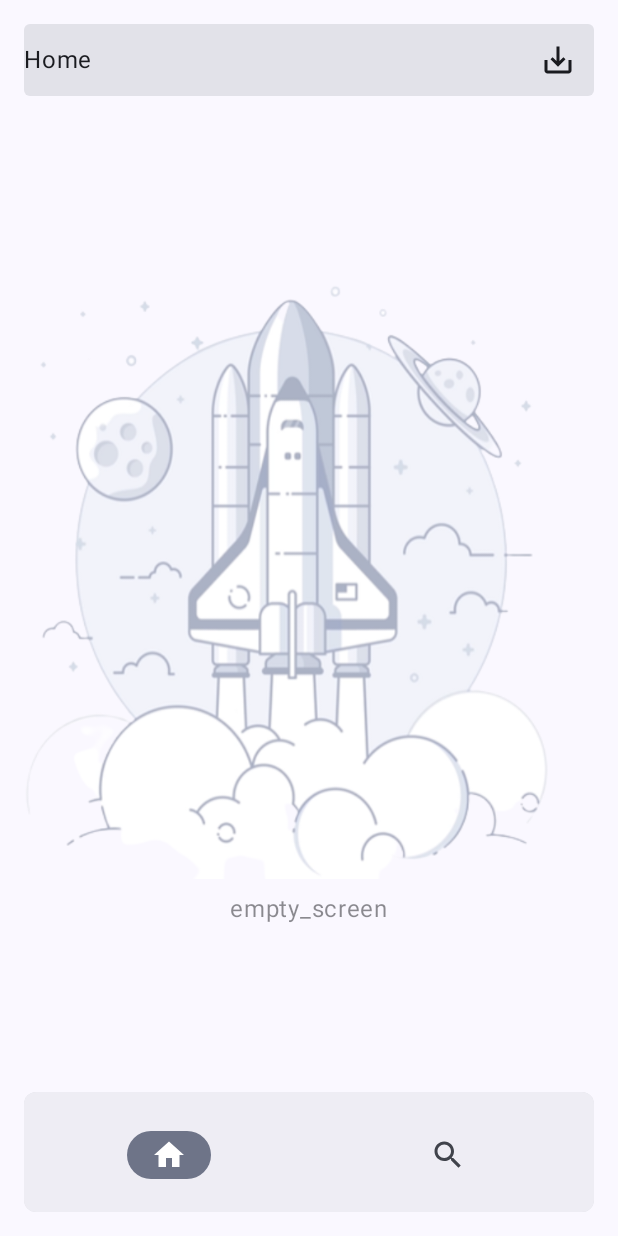
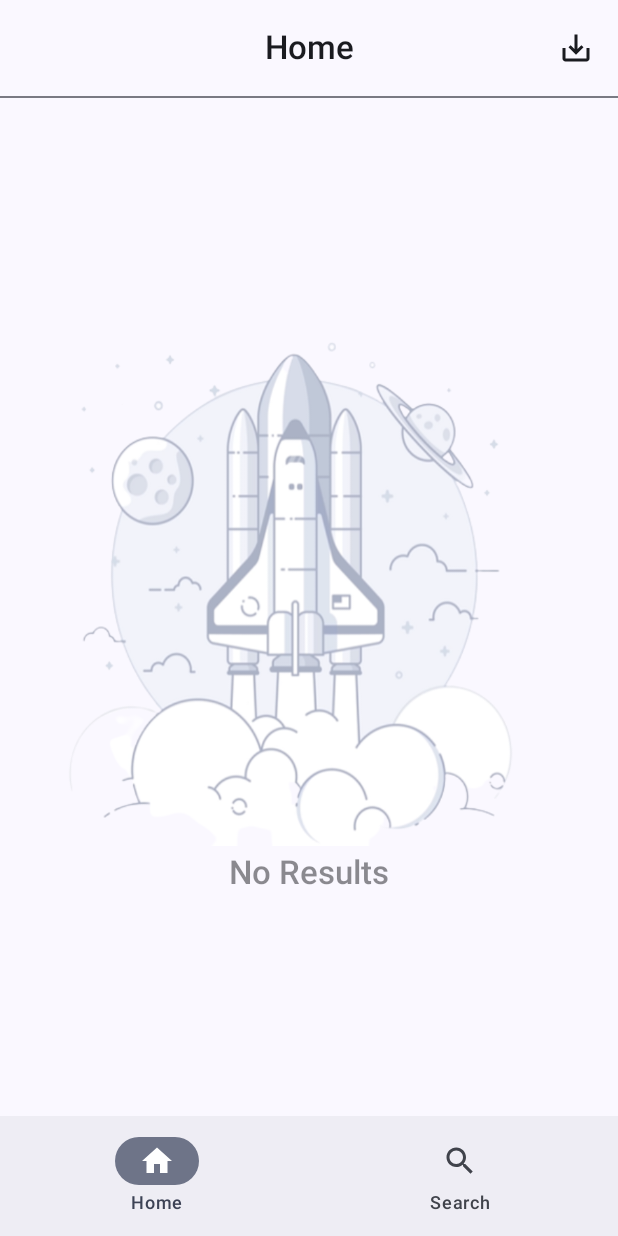
Before and after one commit to f-arslan/track_mate, an Android app built with Jetpack Compose: the screen it shows after launch (MainActivity), on a phone screen of 412 x 824 dp. Run offline under Robolectric (Android 15) with nearby library versions, the phone set to English and light mode, and no system bars; our stand-ins replace Dagger/Hilt's generated code, Firebase (no records; nobody signed in at launch, a user with empty details on screens opened directly), window size class.

Commit message:
refactoring all code completed

```diff
--- a/app/src/main/java/com/example/track_mate/common/composables/BottomBarPhoneComposable.kt
+++ b/app/src/main/java/com/example/track_mate/common/composables/BottomBarPhoneComposable.kt
@@ -1,22 +1,17 @@
 package com.example.track_mate.common.composables
 
-import androidx.compose.foundation.layout.padding
-import androidx.compose.foundation.shape.RoundedCornerShape
 import androidx.compose.material3.BottomAppBar
-import androidx.compose.material3.Card
 import androidx.compose.material3.Icon
 import androidx.compose.material3.NavigationBarItem
+import androidx.compose.material3.Text
 import androidx.compose.runtime.Composable
 import androidx.compose.runtime.getValue
-import androidx.compose.ui.Modifier
 import androidx.compose.ui.res.painterResource
 import androidx.navigation.NavDestination.Companion.hierarchy
 import androidx.navigation.NavHostController
 import androidx.navigation.compose.currentBackStackEntryAsState
 import com.example.track_mate.HOME_SCREEN_PHONE
 import com.example.track_mate.SEARCH_SCREEN_PHONE
-import com.example.track_mate.util.Constants.HIGH_PADDING
-import com.example.track_mate.util.Constants.MEDIUM_PADDING
 
 @Composable
 fun BottomBarPhone(
@@ -26,18 +21,13 @@ fun BottomBarPhone(
         HOME_SCREEN_PHONE,
         SEARCH_SCREEN_PHONE
     )
-    Card(
-        modifier = Modifier.padding(HIGH_PADDING),
-        shape = RoundedCornerShape(MEDIUM_PADDING),
-    ) {
-        BottomAppBar {
+    BottomAppBar{
         val navBackStackEntry by navController.currentBackStackEntryAsState()
         val currentDestination = navBackStackEntry?.destination
         destinations.forEach { destination ->
             val selected =
                 currentDestination?.hierarchy?.any { it.route == destination.route } == true
-                NavigationBarItem(
-                    selected = selected,
+            NavigationBarItem(selected = selected,
                 onClick = {
                     navController.navigate(destination.route) {
                         popUpTo(navController.graph.startDestinationId)
@@ -50,8 +40,11 @@ fun BottomBarPhone(
                         painter = painterResource(icon),
                         contentDescription = null
                     )
-                    })
+                },
+                label = {
+                    Text(text = destination.route.removeSuffix("ScreenPhone"))
+                }
+            )
         }
     }
 }
-}
--- a/app/src/main/java/com/example/track_mate/common/composables/EmptyScreenComposable.kt
+++ b/app/src/main/java/com/example/track_mate/common/composables/EmptyScreenComposable.kt
@@ -5,6 +5,8 @@ import androidx.compose.foundation.layout.Arrangement
 import androidx.compose.foundation.layout.Column
 import androidx.compose.foundation.layout.fillMaxSize
 import androidx.compose.foundation.layout.padding
+import androidx.compose.foundation.layout.size
+import androidx.compose.material3.MaterialTheme
 import androidx.compose.material3.Text
 import androidx.compose.runtime.Composable
 import androidx.compose.ui.Alignment
@@ -12,13 +14,19 @@ import androidx.compose.ui.Modifier
 import androidx.compose.ui.draw.alpha
 import androidx.compose.ui.res.painterResource
 import androidx.compose.ui.res.stringResource
+import androidx.compose.ui.text.font.FontWeight
+import androidx.compose.ui.unit.dp
 import com.example.track_mate.util.Constants.MEDIUM_PADDING
+import com.example.track_mate.util.Constants.SMALL_PADDING
 import com.example.track_mate.R.drawable as AppIcon
 import com.example.track_mate.R.string as AppText
 
 
 @Composable
-fun EmptyScreen(modifier: Modifier = Modifier) {
+fun EmptyScreen(
+    modifier: Modifier = Modifier,
+    isPhone: Boolean = false
+) {
     Column(
         modifier = modifier.fillMaxSize(),
         verticalArrangement = Arrangement.Center,
@@ -26,13 +34,16 @@ fun EmptyScreen(modifier: Modifier = Modifier) {
     ) {
         Image(
             painter = painterResource(id = AppIcon.empty_screen),
-            contentDescription = null
+            contentDescription = null,
+            modifier = if (isPhone) Modifier.size(350.dp) else Modifier.size(500.dp)
         )
         Text(
-            text = stringResource(AppText.empty_screen),
+            text = stringResource(AppText.no_results),
             modifier = Modifier
                 .alpha(0.5f)
-                .padding(top = MEDIUM_PADDING)
+                .padding(top = SMALL_PADDING),
+            style = MaterialTheme.typography.titleLarge,
+            fontWeight = FontWeight.SemiBold
         )
     }
 }
--- a/app/src/main/java/com/example/track_mate/common/composables/SearchBarComposable.kt
+++ b/app/src/main/java/com/example/track_mate/common/composables/SearchBarComposable.kt
@@ -27,6 +27,7 @@ import androidx.compose.ui.graphics.Color
 import androidx.compose.ui.platform.LocalFocusManager
 import androidx.compose.ui.res.painterResource
 import androidx.compose.ui.res.stringResource
+import androidx.compose.ui.text.font.FontWeight
 import androidx.compose.ui.text.input.ImeAction
 import androidx.compose.ui.text.input.KeyboardType
 import androidx.compose.ui.tooling.preview.Preview
@@ -128,6 +129,7 @@ fun AppSearchList(
                                 onStudentClick(it)
                             },
                         text = it.name,
+                        fontWeight = FontWeight.SemiBold
                     )
                 }
             }
--- a/app/src/main/java/com/example/track_mate/ui/screens/phone/PhoneApp.kt
+++ b/app/src/main/java/com/example/track_mate/ui/screens/phone/PhoneApp.kt
@@ -15,23 +15,18 @@ import com.example.track_mate.ui.screens.graph.phoneGraph
 @OptIn(ExperimentalMaterial3Api::class)
 @Composable
 fun PhoneApp() {
-    val appStatePhone = rememberAppState()
+    val appState = rememberAppState()
     Scaffold(bottomBar = {
         BottomBarPhone(
-            navController = appStatePhone.navController
+            navController = appState.navController
         )
     }) {
         NavHost(
             modifier = Modifier.padding(it),
-            navController = appStatePhone.navController,
+            navController = appState.navController,
             startDestination = HOME_SCREEN_PHONE.route
         ) {
-            phoneGraph(onItemClick = { studentId ->
-                appStatePhone.navigateWithArgument(
-                    route = ACTION_DETAIL_SCREEN_PHONE,
-                    argument = studentId
-                )
-            })
+            phoneGraph(appState)
         }
     }
 }
--- a/app/src/main/java/com/example/track_mate/ui/screens/phone/home_screen/HomeScreenPhone.kt
+++ b/app/src/main/java/com/example/track_mate/ui/screens/phone/home_screen/HomeScreenPhone.kt
@@ -1,39 +1,42 @@
 package com.example.track_mate.ui.screens.phone.home_screen
 
 import androidx.compose.foundation.layout.Column
+import androidx.compose.material3.ExperimentalMaterial3Api
 import androidx.compose.runtime.Composable
 import androidx.compose.runtime.collectAsState
 import androidx.compose.runtime.getValue
 import androidx.compose.ui.platform.LocalContext
+import androidx.compose.ui.res.stringResource
 import androidx.hilt.navigation.compose.hiltViewModel
 import com.example.track_mate.common.composables.DetailGridPhone
 import com.example.track_mate.common.composables.EmptyScreen
-import com.example.track_mate.common.composables.HeaderPhone
+import com.example.track_mate.common.composables.TrackMateTopAppBar
 import com.example.track_mate.core.model.Action
 import com.example.track_mate.ui.screens.RequestState
 import com.example.track_mate.ui.screens.view_models.HomeScreenViewModelApp
-import com.example.track_mate.util.Constants.HOME
+import com.example.track_mate.util.TrackMateIcons
+import com.example.track_mate.R.string as AppText
 
+@OptIn(ExperimentalMaterial3Api::class)
 @Composable
 fun HomeScreenPhone(
-    homeScreenViewModelApp: HomeScreenViewModelApp = hiltViewModel()
+    viewModel: HomeScreenViewModelApp = hiltViewModel()
 ) {
-    val allStudentsDaily by homeScreenViewModelApp.allActionsByToday.collectAsState()
+    val allStudentsDaily by viewModel.allActionsByToday.collectAsState()
     val context = LocalContext.current
     Column {
-        HeaderPhone(
-            name = HOME,
-            state = HOME,
-            saveIconClick = {
-                homeScreenViewModelApp.writeToFileAsCsv(context)
-            })
+        TrackMateTopAppBar(title = stringResource(AppText.home),
+            navigationIcon = null,
+            navigationIconContentDescription = null,
+            actionIcon = TrackMateIcons.SaveAlt,
+            actionIconContentDescription = null,
+            onActionClick = { viewModel.writeToFileAsCsv(context) })
         when (allStudentsDaily) {
             is RequestState.Success -> DetailGridPhone(
                 items = (allStudentsDaily as RequestState.Success<List<Action>>).data
             )
-
             else -> {
-                EmptyScreen()
+                EmptyScreen(isPhone = true)
             }
         }
     }
--- a/app/src/main/java/com/example/track_mate/ui/screens/tablet/setting_screen/SettingScreenTablet.kt
+++ b/app/src/main/java/com/example/track_mate/ui/screens/tablet/setting_screen/SettingScreenTablet.kt
@@ -20,7 +20,6 @@ import com.example.track_mate.ADD_INFORMATION_SCREEN_TABLET
 import com.example.track_mate.DELETE_INFORMATION_SCREEN_TABLET
 import com.example.track_mate.PRESENTATION_SCREEN_TABLET
 import com.example.track_mate.common.composables.AppExtendedButton
-import com.example.track_mate.common.composables.CardWrapper
 import com.example.track_mate.common.composables.SurfaceWrapper
 import com.example.track_mate.common.composables.TrackMateTopAppBar
 import com.example.track_mate.rememberAppState
@@ -29,8 +28,8 @@ import com.example.track_mate.util.Constants.HIGH_PADDING
 import com.example.track_mate.util.Constants.NO_PADDING
 import com.example.track_mate.util.Constants.VERY_HIGH_PADDING
 import com.example.track_mate.util.Constants.VERY_SMALL_PADDING
+import com.example.track_mate.R.drawable as AppIcon
 import com.example.track_mate.R.string as AppText
-import com.example.track_mate.R.drawable as AppIcon
 
 @OptIn(ExperimentalMaterial3Api::class)
 @Composable
--- a/app/src/main/java/com/example/track_mate/util/TrackMateIcons.kt
+++ b/app/src/main/java/com/example/track_mate/util/TrackMateIcons.kt
@@ -4,6 +4,7 @@ import androidx.annotation.DrawableRes
 import androidx.compose.material.icons.Icons
 import androidx.compose.material.icons.filled.ArrowBack
 import androidx.compose.material.icons.filled.Home
+import androidx.compose.material.icons.filled.Person
 import androidx.compose.material.icons.filled.Search
 import androidx.compose.material.icons.filled.Settings
 import androidx.compose.material.icons.outlined.Home
@@ -19,6 +20,7 @@ object TrackMateIcons {
     val SettingsFilled = Icons.Filled.Settings
     val BackArrow = Icons.Filled.ArrowBack
     val SaveAlt = Icons.Outlined.SaveAlt
+    val Person = Icons.Filled.Person
 }
 
 
```
Also changed, not shown: app/src/main/java/com/example/track_mate/common/composables/ActionCardComposable.kt (+9 -3 lines), app/src/main/java/com/example/track_mate/common/composables/ActionCardPhoneComposable.kt (+44 -14 lines), app/src/main/java/com/example/track_mate/common/composables/ButtonComposable.kt (+40 -4 lines), app/src/main/java/com/example/track_mate/common/composables/GridComposable.kt (+4 -8 lines), app/src/main/java/com/example/track_mate/common/composables/SurfaceComposable.kt (+0 -7 lines), app/src/main/java/com/example/track_mate/ui/screens/graph/AppGraphs.kt (+21 -15 lines), app/src/main/java/com/example/track_mate/ui/screens/phone/search_screen/DetailScreenPhone.kt (+14 -2 lines), app/src/main/java/com/example/track_mate/ui/screens/phone/search_screen/SearchScreenPhone.kt (+22 -17 lines), app/src/main/java/com/example/track_mate/ui/screens/tablet/search_screen/AddActionScreen.kt (+35 -13 lines), app/src/main/java/com/example/track_mate/ui/screens/tablet/setting_screen/AddInformationScreen.kt (+6 -4 lines), app/src/main/java/com/example/track_mate/ui/screens/tablet/setting_screen/DeleteInformationScreen.kt (+24 -28 lines), app/src/main/java/com/example/track_mate/ui/screens/view_models/AddActionScreenViewModel.kt (+7 -5 lines). Lines whose indentation alone changed are shown as unchanged.
